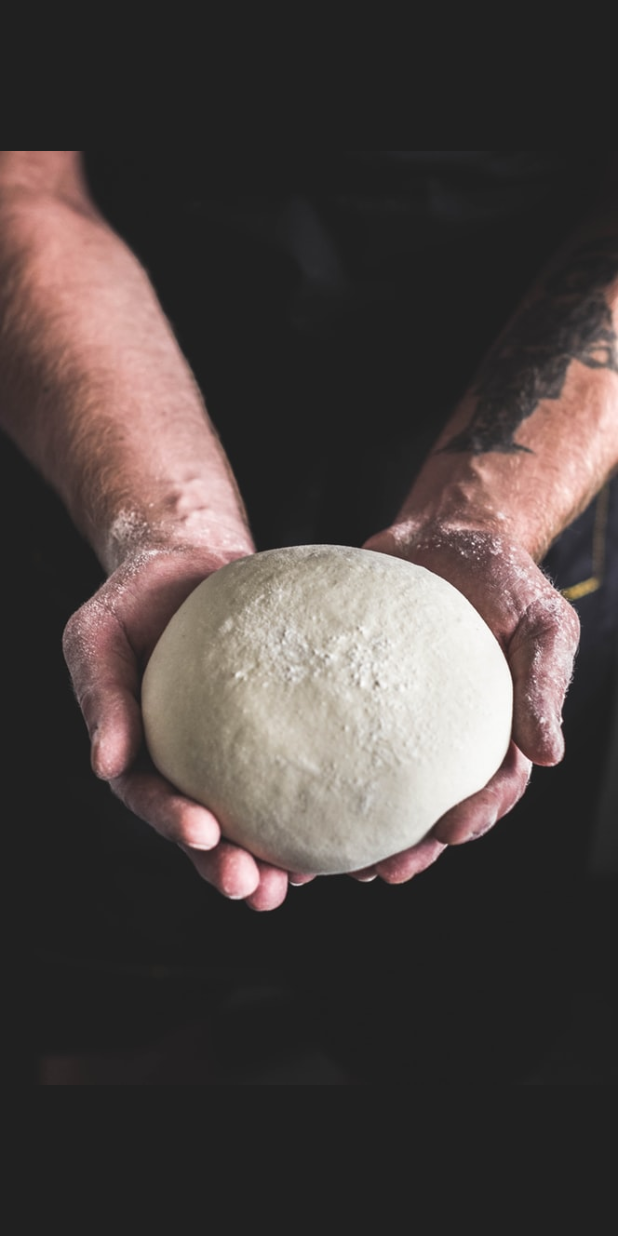
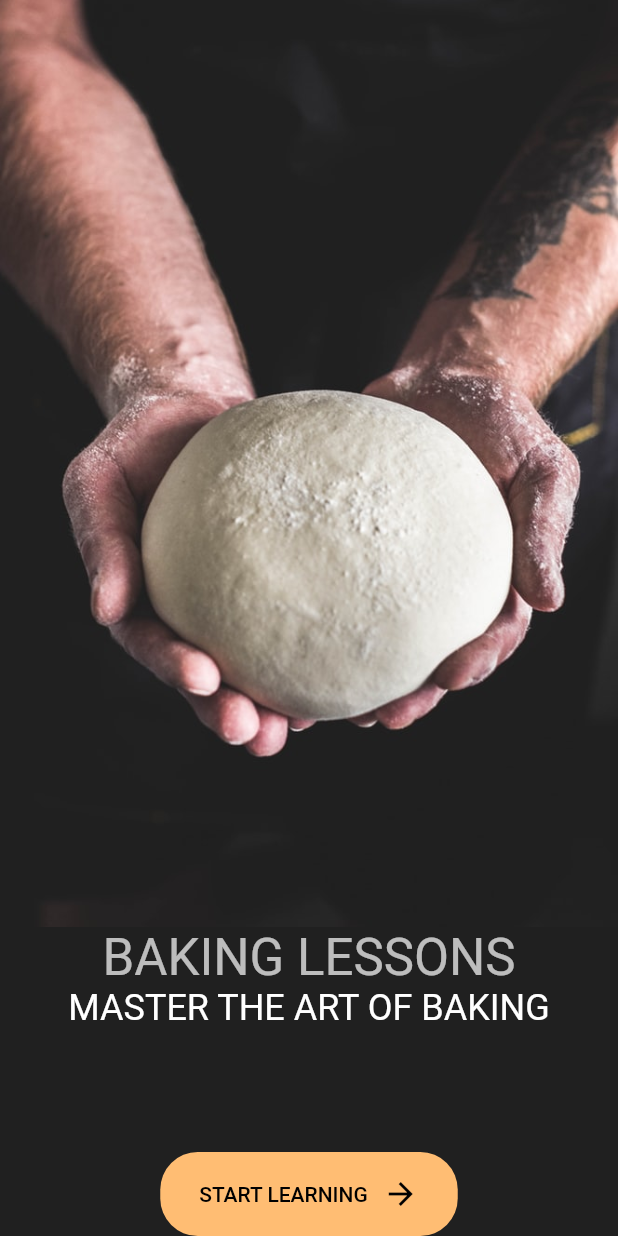
Before and after one commit to j-pcgoncalves/auth_screen, a Flutter app: the screen it shows after launch, on a phone screen of 412 x 824 dp. Run offline on Flutter 3.47's test engine with Material 2 defaults, Android fonts, the phone set to English and light mode, and no system bars.

Commit message:
add title and button

```diff
--- a/lib/main.dart
+++ b/lib/main.dart
@@ -13,10 +13,24 @@ class MyApp extends StatelessWidget {
     return MaterialApp(
       title: 'Auth Screen',
       theme: ThemeData(
+        brightness: Brightness.dark,
         primaryColor: kPrimaryColor,
         scaffoldBackgroundColor: kBackgroundColor,
+        textTheme: const TextTheme(
+          displayMedium: TextStyle(
+            color: Colors.white,
+            fontWeight: FontWeight.bold,
+          ),
+          labelLarge: TextStyle(
+            color: kPrimaryColor,
+          ),
+          headlineSmall: TextStyle(
+            color: Colors.white,
+            fontWeight: FontWeight.normal,
+          ),
+        ),
       ),
-      home: WelcomeScreen(),
+      home: const WelcomeScreen(),
     );
   }
 }
@@ -30,14 +44,66 @@ class WelcomeScreen extends StatelessWidget {
       body: Column(
         children: <Widget>[
           Expanded(
+            flex: 3,
             child: Container(
               decoration: const BoxDecoration(
                 image: DecorationImage(
                   image: AssetImage('assets/perosn.jpeg'),
+                  fit: BoxFit.cover,
                 ),
               ),
             ),
           ),
+          Expanded(
+            child: Column(
+              mainAxisAlignment: MainAxisAlignment.spaceBetween,
+              children: <Widget>[
+                RichText(
+                  textAlign: TextAlign.center,
+                  text: TextSpan(
+                    children: [
+                      TextSpan(
+                        text: 'BAKING LESSONS\n',
+                        style: Theme.of(context).textTheme.headlineMedium,
+                      ),
+                      TextSpan(
+                        text: 'MASTER THE ART OF BAKING',
+                        style: Theme.of(context).textTheme.headlineSmall,
+                      )
+                    ],
+                  ),
+                ),
+                FittedBox(
+                  child: Container(
+                    padding: const EdgeInsets.symmetric(
+                      horizontal: 26,
+                      vertical: 16,
+                    ),
+                    decoration: BoxDecoration(
+                      borderRadius: BorderRadius.circular(25),
+                      color: kPrimaryColor,
+                    ),
+                    child: Row(
+                      children: <Widget>[
+                        Text(
+                          'START LEARNING',
+                          style:
+                              Theme.of(context).textTheme.labelLarge?.copyWith(
+                                    color: Colors.black,
+                                  ),
+                        ),
+                        const SizedBox(width: 10),
+                        const Icon(
+                          Icons.arrow_forward,
+                          color: Colors.black,
+                        ),
+                      ],
+                    ),
+                  ),
+                ),
+              ],
+            ),
+          )
         ],
       ),
     );
```
